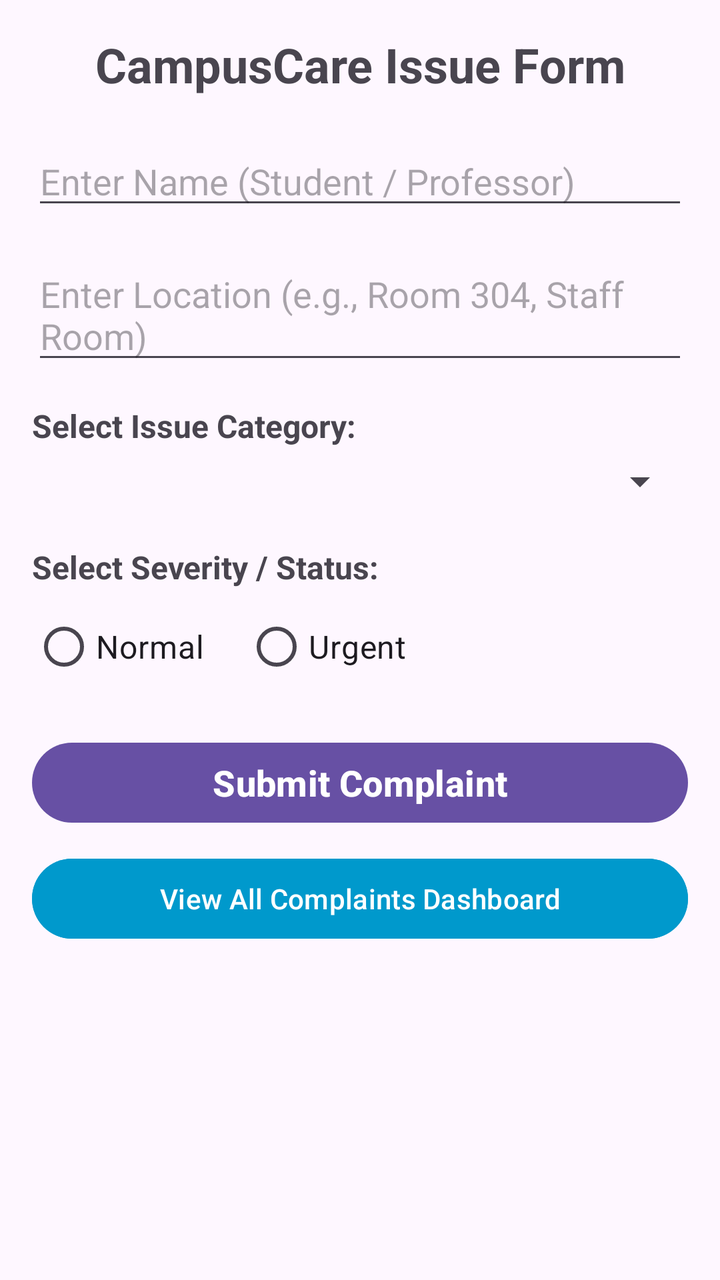
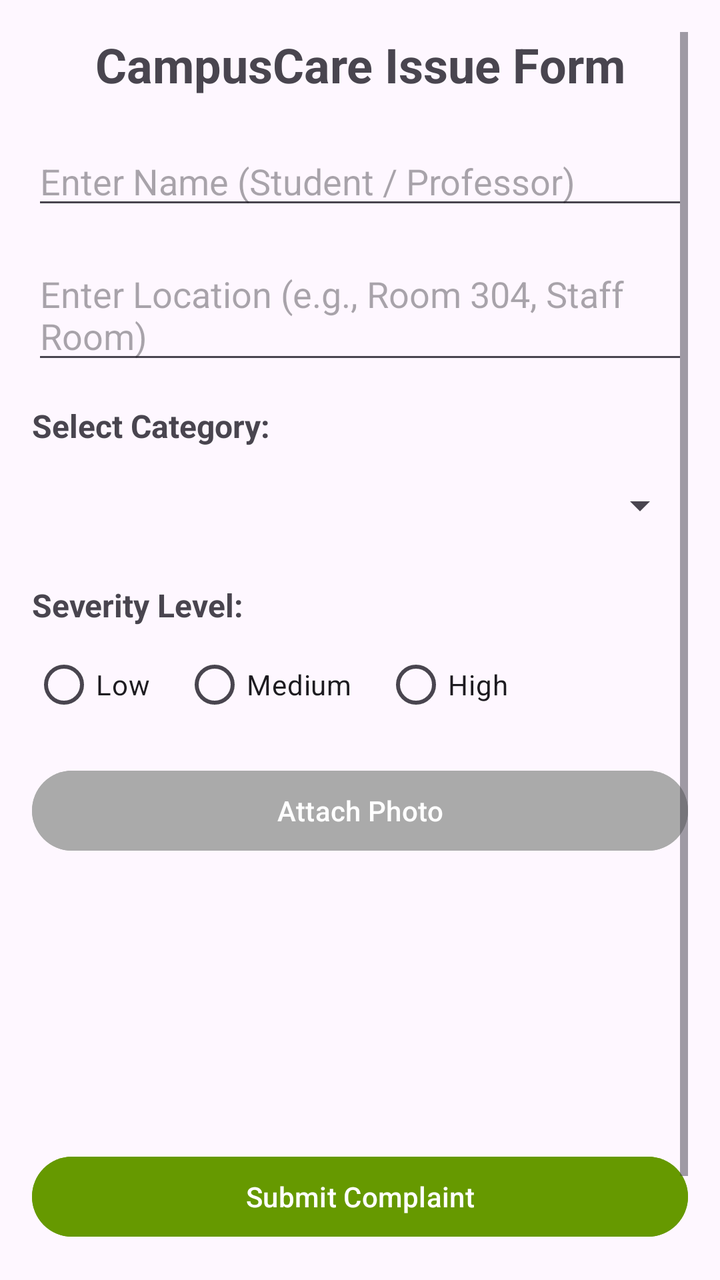

Screens rendered from an Android XML layout before and after an edit, with the pre-edit source and the edit as a unified diff.
<!-- AndroidManifest.xml: application theme Theme.CampusCare -->
<!-- res/layout/activity_campus_care.xml -->
<?xml version="1.0" encoding="utf-8"?>
<LinearLayout xmlns:android="http://schemas.android.com/apk/res/android"
    android:layout_width="match_parent"
    android:layout_height="match_parent"
    android:orientation="vertical"
    android:padding="16dp">


    <TextView
        android:id="@+id/tvAppTitle"
        android:layout_width="match_parent"
        android:layout_height="wrap_content"
        android:text="CampusCare Issue Form"
        android:gravity="center"
        android:textSize="24sp"
        android:textStyle="bold"
        android:layout_marginBottom="20dp"/>

    <EditText
        android:id="@+id/edtReporterName"
        android:layout_width="match_parent"
        android:layout_height="wrap_content"
        android:hint="Enter Name (Student / Professor)"
        android:textSize="18sp"
        android:layout_marginBottom="15dp"/>

    <EditText
        android:id="@+id/edtLocation"
        android:layout_width="match_parent"
        android:layout_height="wrap_content"
        android:hint="Enter Location (e.g., Room 304, Staff Room)"
        android:textSize="18sp"
        android:layout_marginBottom="15dp"/>

    <TextView
        android:layout_width="match_parent"
        android:layout_height="wrap_content"
        android:text="Select Issue Category:"
        android:textStyle="bold"
        android:textSize="16sp"
        android:layout_marginBottom="5dp"/>

    <Spinner
        android:id="@+id/spinnerCategory"
        android:layout_width="match_parent"
        android:layout_height="wrap_content"
        android:layout_marginBottom="20dp"/>

    <TextView
        android:layout_width="match_parent"
        android:layout_height="wrap_content"
        android:text="Select Severity / Status:"
        android:textStyle="bold"
        android:textSize="16sp"
        android:layout_marginBottom="5dp"/>

    <RadioGroup
        android:id="@+id/radioGroupSeverity"
        android:layout_width="match_parent"
        android:layout_height="wrap_content"
        android:orientation="horizontal"
        android:layout_marginBottom="20dp">

        <RadioButton
            android:id="@+id/rbNormal"
            android:layout_width="wrap_content"
            android:layout_height="wrap_content"
            android:text="Normal"
            android:layout_marginEnd="20dp"
            android:textSize="16sp"/>

        <RadioButton
            android:id="@+id/rbUrgent"
            android:layout_width="wrap_content"
            android:layout_height="wrap_content"
            android:text="Urgent"
            android:textSize="16sp"/>
    </RadioGroup>

    <Button
        android:id="@+id/btnSubmitComplaint"
        android:layout_width="match_parent"
        android:layout_height="wrap_content"
        android:text="Submit Complaint"
        android:textSize="18sp"
        android:textStyle="bold"/>
    <Button
        android:id="@+id/btnViewDashboard"
        android:layout_width="match_parent"
        android:layout_height="wrap_content"
        android:text="View All Complaints Dashboard"
        android:layout_marginTop="10dp"
        android:backgroundTint="@android:color/holo_blue_dark"/>

</LinearLayout>
<!-- resources referenced by this layout -->
<resources>
  <style name="Theme.CampusCare" parent="Base.Theme.CampusCare" />
  <style name="Base.Theme.CampusCare" parent="Theme.Material3.DayNight.NoActionBar">
          
          
      </style>
</resources>

<!-- the commit's change to res/layout/activity_campus_care.xml (unified diff, before → after) -->
@@ -1,95 +1,120 @@
 <?xml version="1.0" encoding="utf-8"?>
-<LinearLayout xmlns:android="http://schemas.android.com/apk/res/android"
+<ScrollView xmlns:android="http://schemas.android.com/apk/res/android"
     android:layout_width="match_parent"
     android:layout_height="match_parent"
-    android:orientation="vertical"
     android:padding="16dp">
 
-
-    <TextView
-        android:id="@+id/tvAppTitle"
+    <LinearLayout
         android:layout_width="match_parent"
         android:layout_height="wrap_content"
-        android:text="CampusCare Issue Form"
-        android:gravity="center"
-        android:textSize="24sp"
-        android:textStyle="bold"
-        android:layout_marginBottom="20dp"/>
+        android:orientation="vertical">
 
-    <EditText
-        android:id="@+id/edtReporterName"
-        android:layout_width="match_parent"
-        android:layout_height="wrap_content"
-        android:hint="Enter Name (Student / Professor)"
-        android:textSize="18sp"
-        android:layout_marginBottom="15dp"/>
+        <TextView
+            android:id="@+id/tvAppTitle"
+            android:layout_width="match_parent"
+            android:layout_height="wrap_content"
+            android:text="CampusCare Issue Form"
+            android:gravity="center"
+            android:textSize="24sp"
+            android:textStyle="bold"
+            android:layout_marginBottom="20dp"/>
 
-    <EditText
-        android:id="@+id/edtLocation"
-        android:layout_width="match_parent"
-        android:layout_height="wrap_content"
-        android:hint="Enter Location (e.g., Room 304, Staff Room)"
-        android:textSize="18sp"
-        android:layout_marginBottom="15dp"/>
+        <EditText
+            android:id="@+id/edtReporterName"
+            android:layout_width="match_parent"
+            android:layout_height="wrap_content"
+            android:hint="Enter Name (Student / Professor)"
+            android:textSize="18sp"
+            android:layout_marginBottom="15dp"/>
 
-    <TextView
-        android:layout_width="match_parent"
-        android:layout_height="wrap_content"
-        android:text="Select Issue Category:"
-        android:textStyle="bold"
-        android:textSize="16sp"
-        android:layout_marginBottom="5dp"/>
+        <EditText
+            android:id="@+id/edtLocation"
+            android:layout_width="match_parent"
+            android:layout_height="wrap_content"
+            android:hint="Enter Location (e.g., Room 304, Staff Room)"
+            android:textSize="18sp"
+            android:layout_marginBottom="15dp"/>
 
-    <Spinner
-        android:id="@+id/spinnerCategory"
-        android:layout_width="match_parent"
-        android:layout_height="wrap_content"
-        android:layout_marginBottom="20dp"/>
+        <TextView
+            android:layout_width="match_parent"
+            android:layout_height="wrap_content"
+            android:text="Select Category:"
+            android:textSize="16sp"
+            android:textStyle="bold"
+            android:layout_marginBottom="5dp"/>
 
-    <TextView
-        android:layout_width="match_parent"
-        android:layout_height="wrap_content"
-        android:text="Select Severity / Status:"
-        android:textStyle="bold"
-        android:textSize="16sp"
-        android:layout_marginBottom="5dp"/>
+        <Spinner
+            android:id="@+id/spinnerCategory"
+            android:layout_width="match_parent"
+            android:layout_height="48dp"
+            android:layout_marginBottom="15dp"/>
 
-    <RadioGroup
-        android:id="@+id/radioGroupSeverity"
-        android:layout_width="match_parent"
-        android:layout_height="wrap_content"
-        android:orientation="horizontal"
-        android:layout_marginBottom="20dp">
+        <TextView
+            android:layout_width="match_parent"
+            android:layout_height="wrap_content"
+            android:text="Severity Level:"
+            android:textSize="16sp"
+            android:textStyle="bold"
+            android:layout_marginBottom="5dp"/>
 
-        <RadioButton
-            android:id="@+id/rbNormal"
-            android:layout_width="wrap_content"
+        <RadioGroup
+            android:id="@+id/radioGroupSeverity"
+            android:layout_width="match_parent"
             android:layout_height="wrap_content"
-            android:text="Normal"
-            android:layout_marginEnd="20dp"
-            android:textSize="16sp"/>
+            android:orientation="horizontal"
+            android:layout_marginBottom="15dp">
 
-        <RadioButton
-            android:id="@+id/rbUrgent"
-            android:layout_width="wrap_content"
+            <RadioButton
+                android:id="@+id/rbLow"
+                android:layout_width="wrap_content"
+                android:layout_height="wrap_content"
+                android:text="Low"
+                android:layout_marginEnd="16dp"/>
+
+            <RadioButton
+                android:id="@+id/rbMedium"
+                android:layout_width="wrap_content"
+                android:layout_height="wrap_content"
+                android:text="Medium"
+                android:layout_marginEnd="16dp"/>
+
+            <RadioButton
+                android:id="@+id/rbHigh"
+                android:layout_width="wrap_content"
+                android:layout_height="wrap_content"
+                android:text="High"/>
+        </RadioGroup>
+
+        <Button
+            android:id="@+id/btnSelectImage"
+            android:layout_width="match_parent"
             android:layout_height="wrap_content"
-            android:text="Urgent"
-            android:textSize="16sp"/>
-    </RadioGroup>
+            android:text="Attach Photo"
+            android:layout_marginBottom="10dp"
+            android:backgroundTint="@android:color/darker_gray"/>
 
-    <Button
-        android:id="@+id/btnSubmitComplaint"
-        android:layout_width="match_parent"
-        android:layout_height="wrap_content"
-        android:text="Submit Complaint"
-        android:textSize="18sp"
-        android:textStyle="bold"/>
-    <Button
-        android:id="@+id/btnViewDashboard"
-        android:layout_width="match_parent"
-        android:layout_height="wrap_content"
-        android:text="View All Complaints Dashboard"
-        android:layout_marginTop="10dp"
-        android:backgroundTint="@android:color/holo_blue_dark"/>
+        <ImageView
+            android:id="@+id/imgComplaintPreview"
+            android:layout_width="120dp"
+            android:layout_height="120dp"
+            android:layout_gravity="center"
+            android:scaleType="centerCrop"
+            android:layout_marginBottom="15dp"/>
 
-</LinearLayout>
+        <Button
+            android:id="@+id/btnSubmitComplaint"
+            android:layout_width="match_parent"
+            android:layout_height="wrap_content"
+            android:text="Submit Complaint"
+            android:layout_marginBottom="10dp"
+            android:backgroundTint="@android:color/holo_green_dark"/>
+
+        <Button
+            android:id="@+id/btnViewDashboard"
+            android:layout_width="match_parent"
+            android:layout_height="wrap_content"
+            android:text="View All Complaints Dashboard"
+            android:backgroundTint="@android:color/holo_blue_dark"/>
+
+    </LinearLayout>
+</ScrollView>
